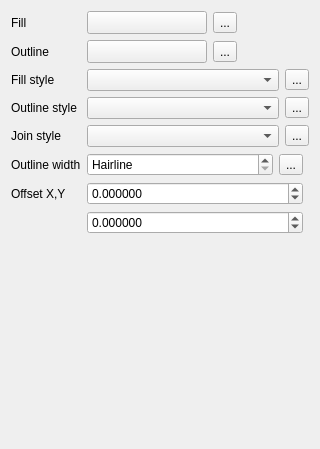
Above: src/ui/symbollayer/widget_simplefill.ui from qgis/QGIS before the change. Below: the same form after it.
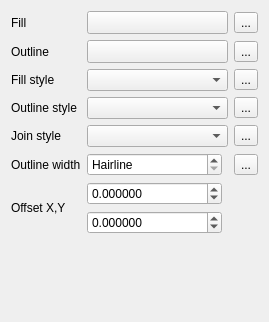
That is the form after the change. Custom widgets are drawn as their Qt base class.

What changed in the file:
```diff
--- a/src/ui/symbollayer/widget_simplefill.ui
+++ b/src/ui/symbollayer/widget_simplefill.ui
@@ -6,159 +6,151 @@
    <rect>
     <x>0</x>
     <y>0</y>
-    <width>320</width>
-    <height>449</height>
+    <width>269</width>
+    <height>322</height>
    </rect>
   </property>
   <property name="windowTitle">
    <string>Form</string>
   </property>
-  <layout class="QFormLayout" name="formLayout">
-   <item row="1" column="1">
-    <layout class="QHBoxLayout" name="horizontalLayout_2">
-     <item>
-      <widget class="QgsColorButtonV2" name="btnChangeColor">
-       <property name="minimumSize">
-        <size>
-         <width>120</width>
-         <height>0</height>
-        </size>
-       </property>
-       <property name="maximumSize">
-        <size>
-         <width>120</width>
-         <height>16777215</height>
-        </size>
-       </property>
-       <property name="text">
-        <string/>
-       </property>
-      </widget>
-     </item>
-     <item>
-      <widget class="QgsDataDefinedButton" name="mFillColorDDBtn">
-       <property name="text">
-        <string>...</string>
-       </property>
-      </widget>
-     </item>
-     <item>
-      <spacer name="horizontalSpacer">
-       <property name="orientation">
-        <enum>Qt::Horizontal</enum>
-       </property>
-       <property name="sizeHint" stdset="0">
-        <size>
-         <width>40</width>
-         <height>20</height>
-        </size>
-       </property>
-      </spacer>
-     </item>
-    </layout>
-   </item>
-   <item row="2" column="0">
-    <widget class="QLabel" name="label_3">
-     <property name="sizePolicy">
-      <sizepolicy hsizetype="Maximum" vsizetype="Preferred">
-       <horstretch>0</horstretch>
-       <verstretch>0</verstretch>
-      </sizepolicy>
-     </property>
-     <property name="text">
-      <string>Outline</string>
-     </property>
-     <property name="alignment">
-      <set>Qt::AlignLeading|Qt::AlignLeft|Qt::AlignVCenter</set>
-     </property>
-    </widget>
-   </item>
-   <item row="2" column="1">
-    <layout class="QHBoxLayout" name="horizontalLayout_7">
-     <item>
-      <widget class="QgsColorButtonV2" name="btnChangeBorderColor">
-       <property name="minimumSize">
-        <size>
-         <width>120</width>
-         <height>0</height>
-        </size>
-       </property>
-       <property name="maximumSize">
-        <size>
-         <width>120</width>
-         <height>16777215</height>
-        </size>
-       </property>
-       <property name="text">
-        <string/>
-       </property>
-      </widget>
-     </item>
-     <item>
-      <widget class="QgsDataDefinedButton" name="mBorderColorDDBtn">
-       <property name="text">
-        <string>...</string>
-       </property>
-      </widget>
-     </item>
-     <item>
-      <spacer name="horizontalSpacer_2">
-       <property name="orientation">
-        <enum>Qt::Horizontal</enum>
-       </property>
-       <property name="sizeHint" stdset="0">
-        <size>
-         <width>40</width>
-         <height>20</height>
-        </size>
-       </property>
-      </spacer>
-     </item>
-    </layout>
-   </item>
-   <item row="5" column="1">
-    <layout class="QHBoxLayout" name="horizontalLayout_4">
-     <item>
-      <widget class="QgsBrushStyleComboBox" name="cboFillStyle"/>
-     </item>
-     <item>
-      <widget class="QgsDataDefinedButton" name="mFillStyleDDBtn">
-       <property name="text">
-        <string>...</string>
-       </property>
-      </widget>
-     </item>
-    </layout>
-   </item>
-   <item row="7" column="1">
-    <layout class="QHBoxLayout" name="horizontalLayout_5">
-     <item>
-      <widget class="QgsPenStyleComboBox" name="cboBorderStyle"/>
-     </item>
-     <item>
-      <widget class="QgsDataDefinedButton" name="mBorderStyleDDBtn">
-       <property name="text">
-        <string>...</string>
-       </property>
-      </widget>
-     </item>
-    </layout>
-   </item>
-   <item row="9" column="1">
+  <layout class="QGridLayout" name="gridLayout_2">
+   <item row="4" column="1">
     <layout class="QHBoxLayout" name="horizontalLayout_6">
      <item>
       <widget class="QgsPenJoinStyleComboBox" name="cboJoinStyle"/>
      </item>
+    </layout>
+   </item>
+   <item row="3" column="0">
+    <widget class="QLabel" name="label_4">
+     <property name="text">
+      <string>Outline style</string>
+     </property>
+     <property name="alignment">
+      <set>Qt::AlignLeading|Qt::AlignLeft|Qt::AlignVCenter</set>
+     </property>
+    </widget>
+   </item>
+   <item row="5" column="0">
+    <widget class="QLabel" name="label_5">
+     <property name="text">
+      <string>Outline width</string>
+     </property>
+     <property name="alignment">
+      <set>Qt::AlignLeading|Qt::AlignLeft|Qt::AlignVCenter</set>
+     </property>
+    </widget>
+   </item>
+   <item row="0" column="0">
+    <widget class="QLabel" name="label_7">
+     <property name="sizePolicy">
+      <sizepolicy hsizetype="Maximum" vsizetype="Preferred">
+       <horstretch>0</horstretch>
+       <verstretch>0</verstretch>
+      </sizepolicy>
+     </property>
+     <property name="text">
+      <string>Fill</string>
+     </property>
+     <property name="alignment">
+      <set>Qt::AlignLeading|Qt::AlignLeft|Qt::AlignVCenter</set>
+     </property>
+    </widget>
+   </item>
+   <item row="2" column="2">
+    <widget class="QgsDataDefinedButton" name="mFillStyleDDBtn">
+     <property name="text">
+      <string>...</string>
+     </property>
+    </widget>
+   </item>
+   <item row="0" column="2">
+    <widget class="QgsDataDefinedButton" name="mFillColorDDBtn">
+     <property name="text">
+      <string>...</string>
+     </property>
+    </widget>
+   </item>
+   <item row="5" column="2">
+    <widget class="QgsDataDefinedButton" name="mBorderWidthDDBtn">
+     <property name="text">
+      <string>...</string>
+     </property>
+    </widget>
+   </item>
+   <item row="3" column="1">
+    <layout class="QHBoxLayout" name="horizontalLayout_5">
      <item>
-      <widget class="QgsDataDefinedButton" name="mJoinStyleDDBtn">
-       <property name="text">
-        <string>...</string>
+      <widget class="QgsPenStyleComboBox" name="cboBorderStyle"/>
+     </item>
+    </layout>
+   </item>
+   <item row="6" column="1">
+    <layout class="QGridLayout" name="gridLayout">
+     <item row="0" column="2">
+      <widget class="QgsUnitSelectionWidget" name="mOffsetUnitWidget" native="true">
+       <property name="focusPolicy">
+        <enum>Qt::StrongFocus</enum>
        </property>
       </widget>
      </item>
+     <item row="0" column="0">
+      <widget class="QgsDoubleSpinBox" name="spinOffsetX">
+       <property name="sizePolicy">
+        <sizepolicy hsizetype="Minimum" vsizetype="Fixed">
+         <horstretch>1</horstretch>
+         <verstretch>0</verstretch>
+        </sizepolicy>
+       </property>
+       <property name="decimals">
+        <number>6</number>
+       </property>
+       <property name="minimum">
+        <double>-99999999.989999994635582</double>
+       </property>
+       <property name="maximum">
+        <double>99999999.989999994635582</double>
+       </property>
+       <property name="singleStep">
+        <double>0.200000000000000</double>
+       </property>
+      </widget>
+     </item>
+     <item row="1" column="0">
+      <widget class="QgsDoubleSpinBox" name="spinOffsetY">
+       <property name="sizePolicy">
+        <sizepolicy hsizetype="Minimum" vsizetype="Fixed">
+         <horstretch>1</horstretch>
+         <verstretch>0</verstretch>
+        </sizepolicy>
+       </property>
+       <property name="decimals">
+        <number>6</number>
+       </property>
+       <property name="minimum">
+        <double>-99999999.989999994635582</double>
+       </property>
+       <property name="maximum">
+        <double>99999999.989999994635582</double>
+       </property>
+       <property name="singleStep">
+        <double>0.200000000000000</double>
+       </property>
+      </widget>
+     </item>
     </layout>
    </item>
-   <item row="11" column="1">
+   <item row="6" column="0">
+    <widget class="QLabel" name="label_6">
+     <property name="text">
+      <string>Offset X,Y</string>
+     </property>
+     <property name="alignment">
+      <set>Qt::AlignLeading|Qt::AlignLeft|Qt::AlignVCenter</set>
+     </property>
+    </widget>
+   </item>
+   <item row="5" column="1">
     <layout class="QHBoxLayout" name="horizontalLayout_3">
      <item>
       <widget class="QgsDoubleSpinBox" name="spinBorderWidth">
@@ -185,13 +177,6 @@
        </property>
       </widget>
      </item>
-     <item>
-      <widget class="QgsDataDefinedButton" name="mBorderWidthDDBtn">
-       <property name="text">
-        <string>...</string>
-       </property>
-      </widget>
-     </item>
      <item>
       <widget class="QgsUnitSelectionWidget" name="mBorderWidthUnitWidget" native="true">
        <property name="minimumSize">
@@ -207,108 +192,36 @@
      </item>
     </layout>
    </item>
-   <item row="13" column="1">
-    <layout class="QGridLayout" name="gridLayout">
-     <item row="0" column="2">
-      <widget class="QgsUnitSelectionWidget" name="mOffsetUnitWidget" native="true">
-       <property name="focusPolicy">
-        <enum>Qt::StrongFocus</enum>
-       </property>
-      </widget>
-     </item>
-     <item row="0" column="0">
-      <widget class="QgsDoubleSpinBox" name="spinOffsetX">
+   <item row="1" column="1">
+    <layout class="QHBoxLayout" name="horizontalLayout_7">
+     <item>
+      <widget class="QgsColorButtonV2" name="btnChangeBorderColor">
        <property name="sizePolicy">
-        <sizepolicy hsizetype="Minimum" vsizetype="Fixed">
-         <horstretch>1</horstretch>
+        <sizepolicy hsizetype="Expanding" vsizetype="Fixed">
+         <horstretch>0</horstretch>
          <verstretch>0</verstretch>
         </sizepolicy>
        </property>
-       <property name="decimals">
-        <number>6</number>
+       <property name="minimumSize">
+        <size>
+         <width>120</width>
+         <height>0</height>
+        </size>
        </property>
-       <property name="minimum">
-        <double>-99999999.989999994635582</double>
+       <property name="maximumSize">
+        <size>
+         <width>16777215</width>
+         <height>16777215</height>
+        </size>
        </property>
-       <property name="maximum">
-        <double>99999999.989999994635582</double>
-       </property>
-       <property name="singleStep">
-        <double>0.200000000000000</double>
-       </property>
-      </widget>
-     </item>
-     <item row="1" column="0">
-      <widget class="QgsDoubleSpinBox" name="spinOffsetY">
-       <property name="sizePolicy">
-        <sizepolicy hsizetype="Minimum" vsizetype="Fixed">
-         <horstretch>1</horstretch>
-         <verstretch>0</verstretch>
-        </sizepolicy>
-       </property>
-       <property name="decimals">
-        <number>6</number>
-       </property>
-       <property name="minimum">
-        <double>-99999999.989999994635582</double>
-       </property>
-       <property name="maximum">
-        <double>99999999.989999994635582</double>
-       </property>
-       <property name="singleStep">
-        <double>0.200000000000000</double>
+       <property name="text">
+        <string/>
        </property>
       </widget>
      </item>
     </layout>
    </item>
-   <item row="1" column="0">
-    <widget class="QLabel" name="label_7">
-     <property name="sizePolicy">
-      <sizepolicy hsizetype="Maximum" vsizetype="Preferred">
-       <horstretch>0</horstretch>
-       <verstretch>0</verstretch>
-      </sizepolicy>
-     </property>
-     <property name="text">
-      <string>Fill</string>
-     </property>
-     <property name="alignment">
-      <set>Qt::AlignLeading|Qt::AlignLeft|Qt::AlignVCenter</set>
-     </property>
-    </widget>
-   </item>
-   <item row="5" column="0">
-    <widget class="QLabel" name="label_2">
-     <property name="text">
-      <string>Fill style</string>
-     </property>
-     <property name="alignment">
-      <set>Qt::AlignLeading|Qt::AlignLeft|Qt::AlignVCenter</set>
-     </property>
-    </widget>
-   </item>
-   <item row="7" column="0">
-    <widget class="QLabel" name="label_4">
-     <property name="text">
-      <string>Outline style</string>
-     </property>
-     <property name="alignment">
-      <set>Qt::AlignLeading|Qt::AlignLeft|Qt::AlignVCenter</set>
-     </property>
-    </widget>
-   </item>
-   <item row="11" column="0">
-    <widget class="QLabel" name="label_5">
-     <property name="text">
-      <string>Outline width</string>
-     </property>
-     <property name="alignment">
-      <set>Qt::AlignLeading|Qt::AlignLeft|Qt::AlignVCenter</set>
-     </property>
-    </widget>
-   </item>
-   <item row="9" column="0">
+   <item row="4" column="0">
     <widget class="QLabel" name="label_8">
      <property name="text">
       <string>Join style</string>
@@ -318,16 +231,102 @@
      </property>
     </widget>
    </item>
-   <item row="13" column="0">
-    <widget class="QLabel" name="label_6">
+   <item row="1" column="2">
+    <widget class="QgsDataDefinedButton" name="mBorderColorDDBtn">
      <property name="text">
-      <string>Offset X,Y</string>
+      <string>...</string>
      </property>
+    </widget>
+   </item>
+   <item row="4" column="2">
+    <widget class="QgsDataDefinedButton" name="mJoinStyleDDBtn">
+     <property name="text">
+      <string>...</string>
+     </property>
+    </widget>
+   </item>
+   <item row="0" column="1">
+    <layout class="QHBoxLayout" name="horizontalLayout_2">
+     <item>
+      <widget class="QgsColorButtonV2" name="btnChangeColor">
+       <property name="sizePolicy">
+        <sizepolicy hsizetype="Expanding" vsizetype="Fixed">
+         <horstretch>0</horstretch>
+         <verstretch>0</verstretch>
+        </sizepolicy>
+       </property>
+       <property name="minimumSize">
+        <size>
+         <width>120</width>
+         <height>0</height>
+        </size>
+       </property>
+       <property name="maximumSize">
+        <size>
+         <width>16777215</width>
+         <height>16777215</height>
+        </size>
+       </property>
+       <property name="text">
+        <string/>
+       </property>
+      </widget>
+     </item>
+    </layout>
+   </item>
+   <item row="2" column="0">
+    <widget class="QLabel" name="label_2">
+     <property name="text">
+      <string>Fill style</string>
+     </property>
      <property name="alignment">
       <set>Qt::AlignLeading|Qt::AlignLeft|Qt::AlignVCenter</set>
      </property>
     </widget>
    </item>
+   <item row="3" column="2">
+    <widget class="QgsDataDefinedButton" name="mBorderStyleDDBtn">
+     <property name="text">
+      <string>...</string>
+     </property>
+    </widget>
+   </item>
+   <item row="1" column="0">
+    <widget class="QLabel" name="label_3">
+     <property name="sizePolicy">
+      <sizepolicy hsizetype="Maximum" vsizetype="Preferred">
+       <horstretch>0</horstretch>
+       <verstretch>0</verstretch>
+      </sizepolicy>
+     </property>
+     <property name="text">
+      <string>Outline</string>
+     </property>
+     <property name="alignment">
+      <set>Qt::AlignLeading|Qt::AlignLeft|Qt::AlignVCenter</set>
+     </property>
+    </widget>
+   </item>
+   <item row="2" column="1">
+    <layout class="QHBoxLayout" name="horizontalLayout_4">
+     <item>
+      <widget class="QgsBrushStyleComboBox" name="cboFillStyle"/>
+     </item>
+    </layout>
+   </item>
+   <item row="7" column="1">
+    <spacer name="verticalSpacer">
+     <property name="orientation">
+      <enum>Qt::Vertical</enum>
+     </property>
+     <property name="sizeHint" stdset="0">
+      <size>
+       <width>20</width>
+       <height>40</height>
+      </size>
+     </property>
+    </spacer>
+   </item>
   </layout>
  </widget>
  <customwidgets>
```
Left out of the diff: 6 changed lines with no effect on the pictures.
